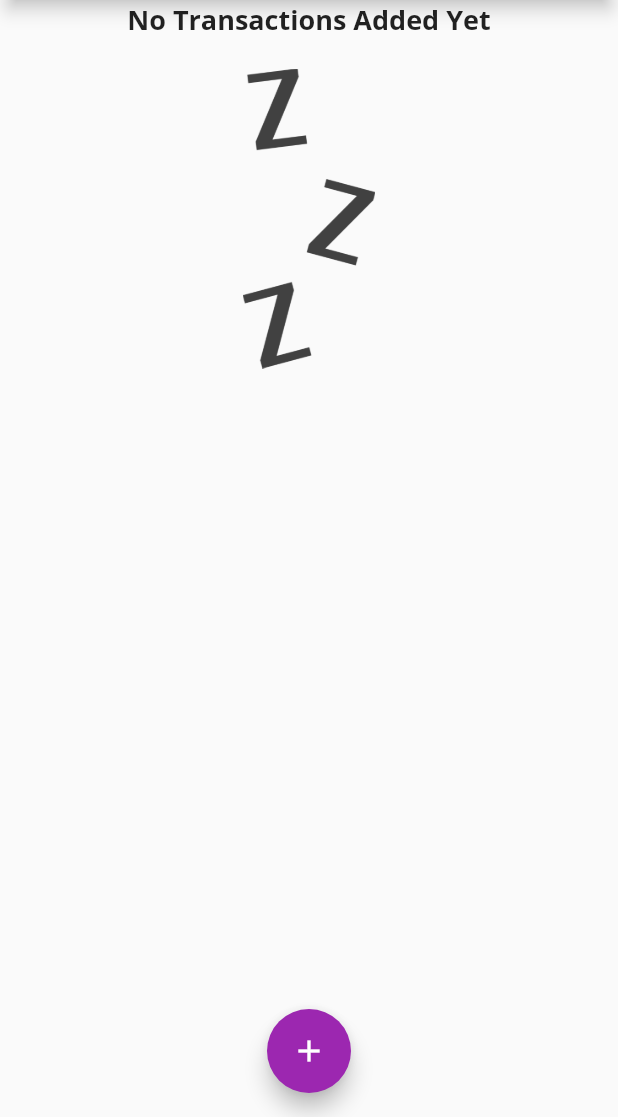
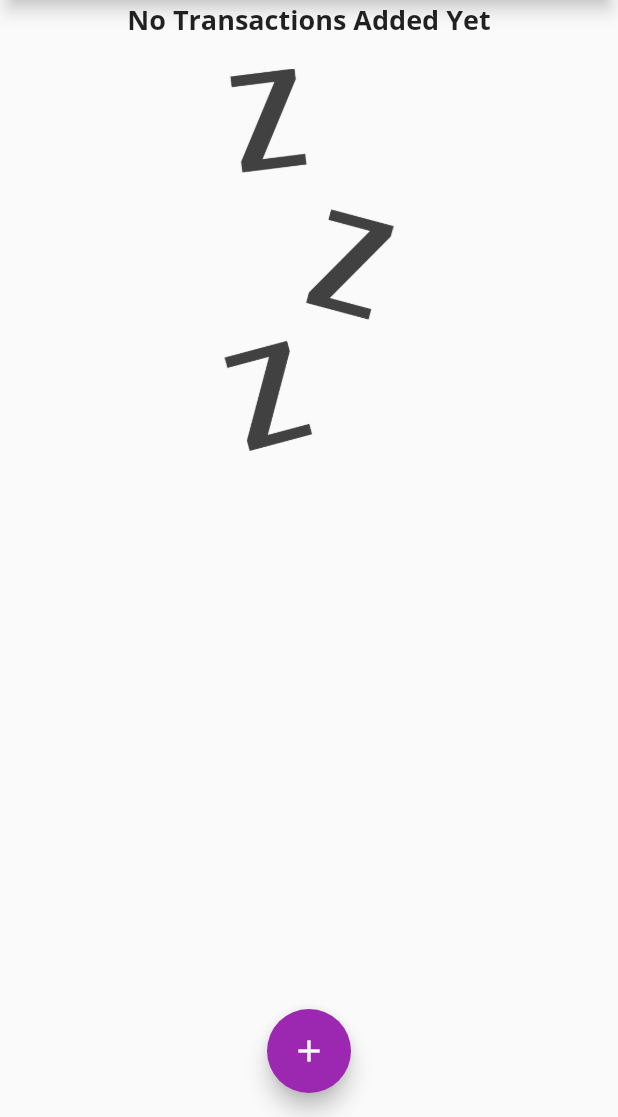
Before and after one commit to kingsmen1/Personal-Expense, a Flutter app: the screen it shows after launch, on a phone screen of 412 x 824 dp, the part 119-1236 px from its top. Run offline on Flutter 3.47's test engine with Material 2 defaults, Android fonts, the phone set to English and light mode, and no system bars.

```diff
--- a/lib/widgets/transaction_list.dart
+++ b/lib/widgets/transaction_list.dart
@@ -20,8 +20,7 @@ class TransactionList extends StatelessWidget {
                   style: Theme.of(context).textTheme.headline6,
                 ),
                 SizedBox(height: 20),
-                Container(
-                  height: 200,
+                Flexible(
                   child: Image.asset('assets/image/waiting.png',
                       fit: BoxFit.cover),
                 ),
```
Also changed, not shown: lib/widgets/chart.dart (added, +12 -0 lines).
